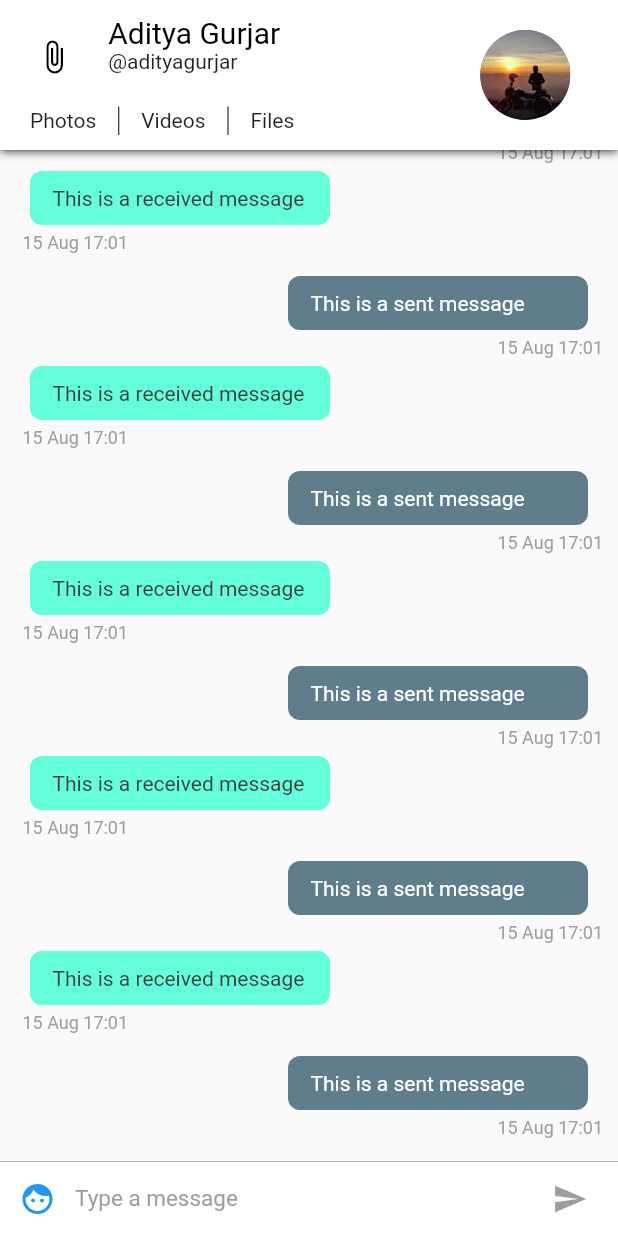
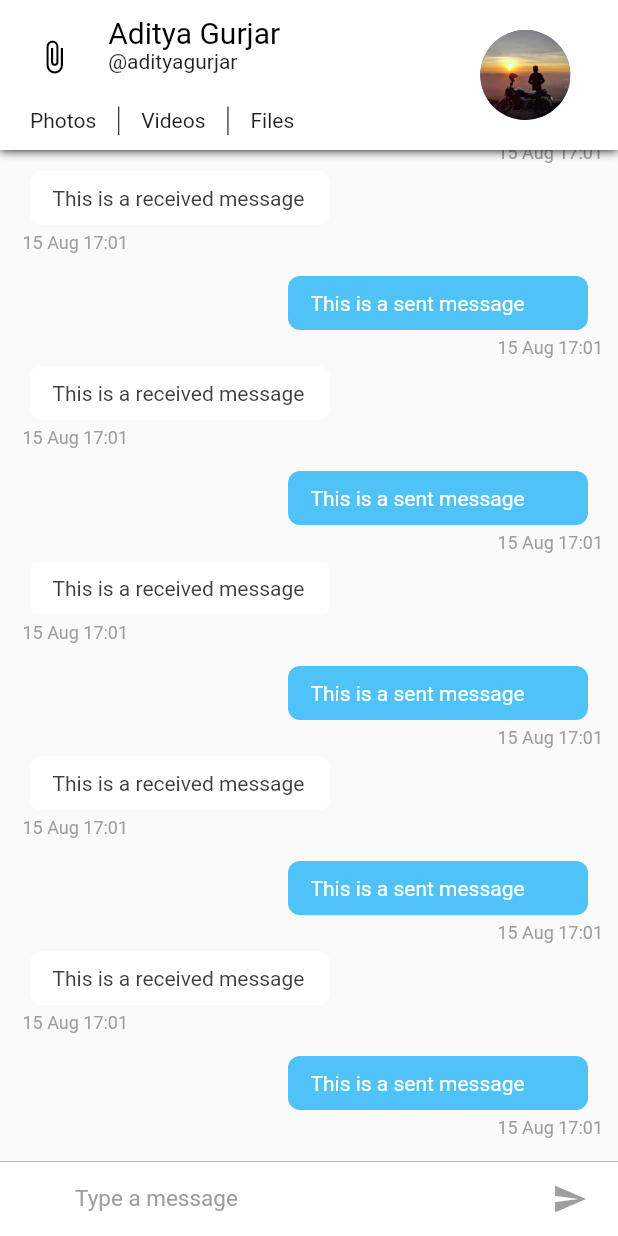
Before and after one commit to jaimealv994/messio, a Flutter app: the screen it shows after launch, on a phone screen of 412 x 824 dp. Run offline on Flutter 3.47's test engine with Material 2 defaults, Android fonts, the phone set to English and light mode, and no system bars.

```diff
--- a/lib/config/Palette.dart
+++ b/lib/config/Palette.dart
@@ -1,14 +1,16 @@
 import 'package:flutter/material.dart';
 
 class Palette {
-  static Color primaryColor = Colors.blue;
+  static Color primaryColor = Colors.white;
+  static Color accentColor = Color(0xff4fc3f7);
   static Color secondaryColor = Colors.black;
   static Color primaryTextColor = Colors.black;
   static Color secondaryTextColor = Colors.black87;
   static Color primaryBackgroundColor = Colors.white;
-  static Color selfMessageBackgroundColor = Colors.blueGrey;
-  static Color otherMessageBackgroundColor = Colors.tealAccent;
+  static Color selfMessageBackgroundColor = Color(0xff4fc3f7);
+  static Color otherMessageBackgroundColor = Colors.white;
   static Color selfMessageColor = Colors.white;
   static Color otherMessageColor = Color(0xff3f3f3f);
   static Color greyColor = Colors.grey;
+  static Color chatBackgroundColor = Color(0xfffafafa);
 }
--- a/lib/pages/ConversationPage.dart
+++ b/lib/pages/ConversationPage.dart
@@ -1,4 +1,5 @@
 import 'package:flutter/material.dart';
+import 'package:messio/config/Palette.dart';
 import 'package:messio/widgets/ChatAppBar.dart';
 import 'package:messio/widgets/ChatListWidget.dart';
 import 'package:messio/widgets/InputWidget.dart';
@@ -14,15 +15,27 @@ class _ConversationPageState extends State<ConversationPage> {
   @override
   Widget build(BuildContext context) {
     return SafeArea(
-        child: Scaffold(
-            appBar: ChatAppBar(), // Custom app bar for chat screen
-            body: Stack(children: <Widget>[
+      child: Scaffold(
+        appBar: ChatAppBar(), // Custom app bar for chat screen
+        body: Container(
+          color: Palette.chatBackgroundColor,
+          child: Stack(
+            children: <Widget>[
               Column(
                 children: <Widget>[
                   ChatListWidget(), //Chat list
-                  InputWidget() // The input widget
+                  GestureDetector(
+                    child: InputWidget(),
+                    onPanUpdate: (details) {
+                      if (details.delta.dy < 0) {}
+                    },
+                  ) // The input widget
                 ],
               ),
-            ])));
+            ],
+          ),
+        ),
+      ),
+    );
   }
 }
```
Also changed, not shown: lib/config/Styles.dart (added, +17 -0 lines), lib/widgets/ChatRowWidget.dart (added, +55 -0 lines), lib/widgets/ConversationBottomSheet.dart (added, +48 -0 lines), lib/widgets/NavigationPillWidget.dart (added, +33 -0 lines).
